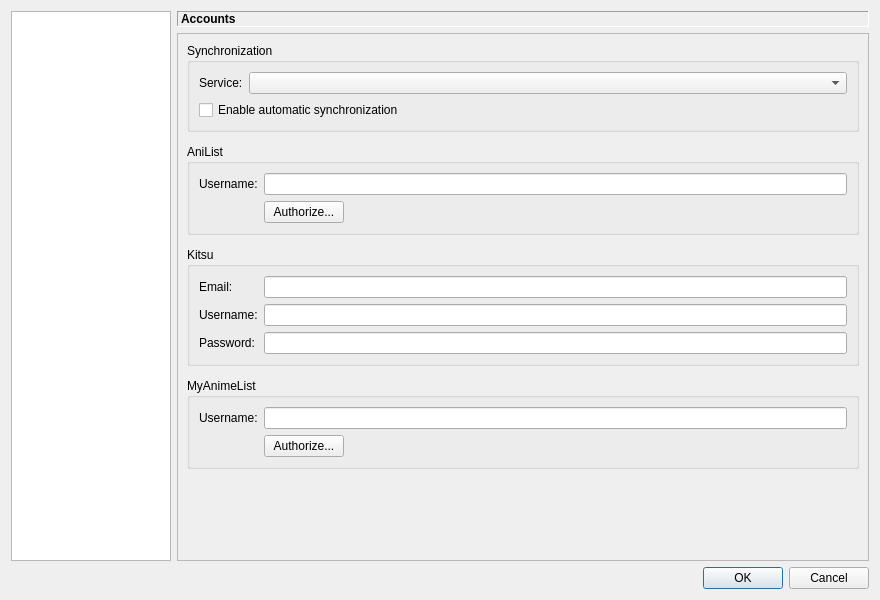
The window that src/gui/settings/settings_dialog.ui (erengy/taiga) describes before a commit, drawn with Qt 5.
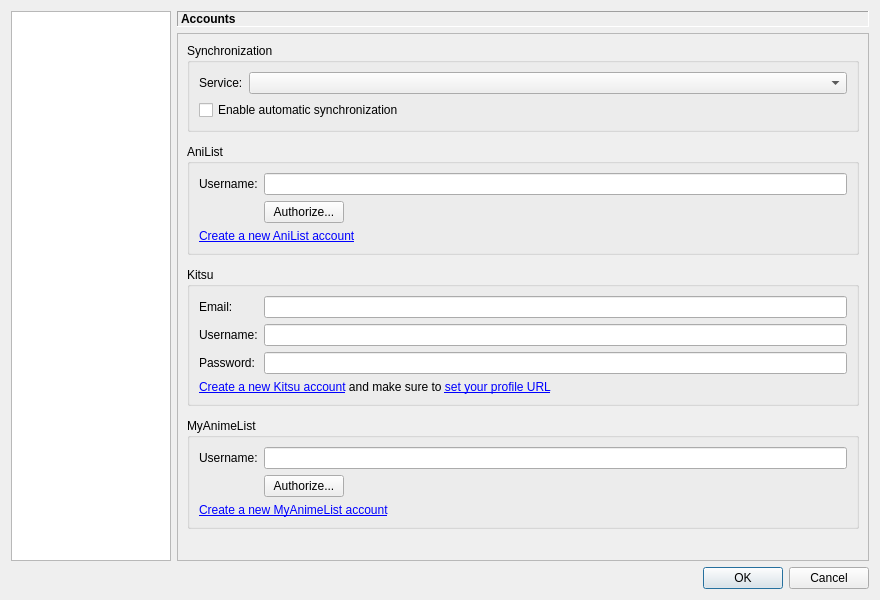
The same window after the commit. The open tabs and pages were chosen to show the change.

Commit message: Add account creation links to Accounts page

Diff of the .ui file:
```diff
--- a/src/gui/settings/settings_dialog.ui
+++ b/src/gui/settings/settings_dialog.ui
@@ -213,6 +213,19 @@
                     </item>
                    </layout>
                   </item>
+                  <item row="2" column="0" colspan="2">
+                   <widget class="QLabel" name="anilistAccountLinkLabel">
+                    <property name="text">
+                     <string>&lt;a href="https://anilist.co/signup"&gt;Create a new AniList account&lt;/a&gt;</string>
+                    </property>
+                    <property name="textFormat">
+                     <enum>Qt::TextFormat::RichText</enum>
+                    </property>
+                    <property name="openExternalLinks">
+                     <bool>true</bool>
+                    </property>
+                   </widget>
+                  </item>
                  </layout>
                 </widget>
                </item>
@@ -265,6 +278,19 @@
                     </property>
                    </widget>
                   </item>
+                  <item row="3" column="0" colspan="2">
+                   <widget class="QLabel" name="kitsuAccountLinkLabel">
+                    <property name="text">
+                     <string>&lt;a href="https://kitsu.app"&gt;Create a new Kitsu account&lt;/a&gt; and make sure to &lt;a href="https://kitsu.app/settings/profile"&gt;set your profile URL&lt;/a&gt;</string>
+                    </property>
+                    <property name="textFormat">
+                     <enum>Qt::TextFormat::RichText</enum>
+                    </property>
+                    <property name="openExternalLinks">
+                     <bool>true</bool>
+                    </property>
+                   </widget>
+                  </item>
                  </layout>
                 </widget>
                </item>
@@ -308,6 +334,19 @@
                     </item>
                    </layout>
                   </item>
+                  <item row="2" column="0" colspan="2">
+                   <widget class="QLabel" name="myanimelistAccountLinkLabel">
+                    <property name="text">
+                     <string>&lt;a href="https://myanimelist.net/register.php"&gt;Create a new MyAnimeList account&lt;/a&gt;</string>
+                    </property>
+                    <property name="textFormat">
+                     <enum>Qt::TextFormat::RichText</enum>
+                    </property>
+                    <property name="openExternalLinks">
+                     <bool>true</bool>
+                    </property>
+                   </widget>
+                  </item>
                  </layout>
                 </widget>
                </item>
```
